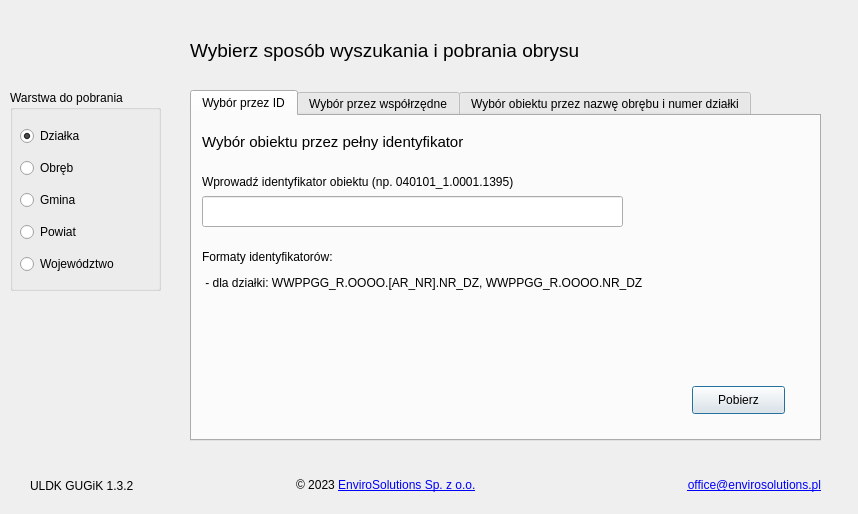
envirosolutionspl/uldk_gugik, file uldk_gugik_dialog_base.ui: the form before one commit.
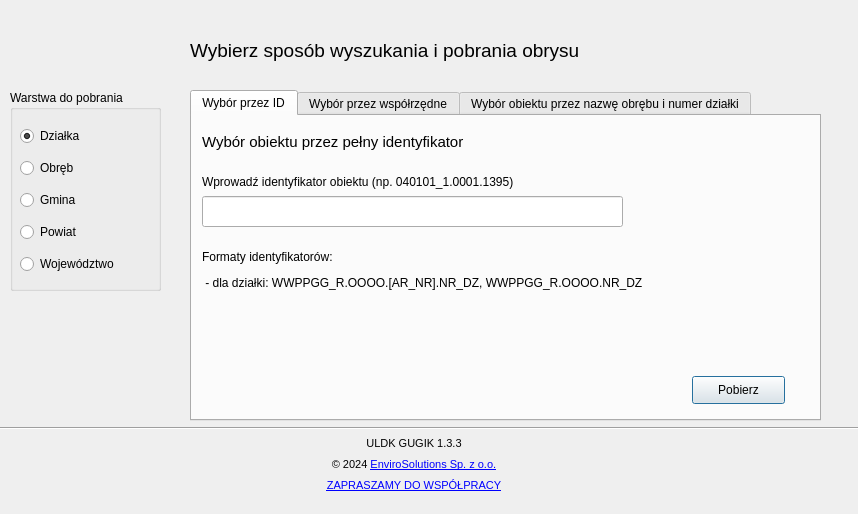
The form after the commit. The open tabs and pages were chosen to show the change. Icons and pictures are not drawn. Custom widgets are drawn as their Qt base class.

Diff of the .ui file:
```diff
--- a/uldk_gugik_dialog_base.ui
+++ b/uldk_gugik_dialog_base.ui
@@ -29,7 +29,7 @@
      <x>190</x>
      <y>90</y>
      <width>631</width>
-     <height>351</height>
+     <height>331</height>
     </rect>
    </property>
    <property name="currentIndex">
@@ -109,7 +109,7 @@
      <property name="geometry">
       <rect>
        <x>500</x>
-       <y>270</y>
+       <y>260</y>
        <width>93</width>
        <height>28</height>
       </rect>
@@ -696,7 +696,7 @@
      <rect>
       <x>10</x>
       <y>30</y>
-      <width>110</width>
+      <width>112</width>
       <height>161</height>
      </rect>
     </property>
@@ -763,14 +763,70 @@
     <string>Wybierz sposób wyszukania i pobrania obrysu</string>
    </property>
   </widget>
+  <widget class="QFrame" name="frame_9">
+   <property name="geometry">
+    <rect>
+     <x>-10</x>
+     <y>430</y>
+     <width>871</width>
+     <height>71</height>
+    </rect>
+   </property>
+   <property name="maximumSize">
+    <size>
+     <width>16777215</width>
+     <height>100</height>
+    </size>
+   </property>
+   <property name="frameShape">
+    <enum>QFrame::NoFrame</enum>
+   </property>
+   <property name="frameShadow">
+    <enum>QFrame::Raised</enum>
+   </property>
+   <layout class="QVBoxLayout" name="verticalLayout_6">
+    <property name="leftMargin">
+     <number>6</number>
+    </property>
+    <property name="topMargin">
+     <number>0</number>
+    </property>
+    <property name="rightMargin">
+     <number>6</number>
+    </property>
+    <property name="bottomMargin">
+     <number>0</number>
+    </property>
+    <item>
+     <layout class="QHBoxLayout" name="horizontalLayout_6">
+      <property name="spacing">
+       <number>0</number>
+      </property>
+      <property name="leftMargin">
+       <number>12</number>
+      </property>
+      <property name="topMargin">
+       <number>0</number>
+      </property>
+      <property name="rightMargin">
+       <number>35</number>
+      </property>
+      <property name="bottomMargin">
+       <number>0</number>
+      </property>
+      <item>
   <widget class="QLabel" name="img_main">
-   <property name="geometry">
-    <rect>
-     <x>20</x>
-     <y>310</y>
-     <width>121</width>
-     <height>111</height>
-    </rect>
+        <property name="sizePolicy">
+         <sizepolicy hsizetype="Maximum" vsizetype="Minimum">
+          <horstretch>0</horstretch>
+          <verstretch>0</verstretch>
+         </sizepolicy>
+        </property>
+        <property name="maximumSize">
+         <size>
+          <width>70</width>
+          <height>70</height>
+         </size>
    </property>
    <property name="text">
     <string/>
@@ -781,32 +837,41 @@
    <property name="scaledContents">
     <bool>true</bool>
    </property>
-  </widget>
-  <widget class="QWidget" name="horizontalLayoutWidget">
-   <property name="geometry">
-    <rect>
-     <x>30</x>
-     <y>470</y>
-     <width>791</width>
-     <height>31</height>
-    </rect>
-   </property>
-   <layout class="QHBoxLayout" name="horizontalLayout">
-    <item>
-     <widget class="QLabel" name="lbl_pluginVersion">
-      <property name="text">
-       <string>ULDK GUGiK 1.3.2</string>
+        <property name="margin">
+         <number>9</number>
       </property>
      </widget>
     </item>
     <item>
+       <layout class="QGridLayout" name="gridLayout_4">
+        <property name="horizontalSpacing">
+         <number>7</number>
+        </property>
+        <property name="verticalSpacing">
+         <number>0</number>
+        </property>
+        <item row="1" column="0">
      <widget class="QLabel" name="lbl_copyrights">
+          <property name="maximumSize">
+           <size>
+            <width>16777215</width>
+            <height>15</height>
+           </size>
+          </property>
+          <property name="font">
+           <font>
+            <pointsize>8</pointsize>
+           </font>
+          </property>
       <property name="text">
-       <string>© 2023 &lt;a href=&quot;http://www.envirosolutions.pl/&quot;&gt;EnviroSolutions Sp. z o.o.&lt;/a&gt;</string>
+           <string>&lt;html&gt;&lt;head/&gt;&lt;body&gt;&lt;p&gt;© 2024 &lt;a href=&quot;http://www.envirosolutions.pl/&quot;&gt;&lt;span style=&quot; text-decoration: underline; color:#0000ff;&quot;&gt;EnviroSolutions Sp. z o.o.&lt;/span&gt;&lt;/a&gt;&lt;/p&gt;&lt;/body&gt;&lt;/html&gt;</string>
       </property>
       <property name="textFormat">
        <enum>Qt::RichText</enum>
       </property>
+          <property name="alignment">
+           <set>Qt::AlignCenter</set>
+          </property>
       <property name="openExternalLinks">
        <bool>true</bool>
       </property>
@@ -815,16 +880,48 @@
       </property>
      </widget>
     </item>
-    <item>
+        <item row="0" column="0">
+         <widget class="QLabel" name="lbl_pluginVersion">
+          <property name="maximumSize">
+           <size>
+            <width>16777215</width>
+            <height>15</height>
+           </size>
+          </property>
+          <property name="font">
+           <font>
+            <pointsize>8</pointsize>
+           </font>
+          </property>
+          <property name="text">
+           <string>ULDK GUGIK 1.3.3</string>
+          </property>
+          <property name="alignment">
+           <set>Qt::AlignCenter</set>
+          </property>
+         </widget>
+        </item>
+        <item row="2" column="0">
      <widget class="QLabel" name="lbl_email">
+          <property name="maximumSize">
+           <size>
+            <width>16777215</width>
+            <height>15</height>
+           </size>
+          </property>
+          <property name="font">
+           <font>
+            <pointsize>8</pointsize>
+           </font>
+          </property>
       <property name="text">
-       <string>&lt;a href=&quot;mailto:office@envirosolutions.pl&quot;&gt;office@envirosolutions.pl&lt;/a&gt;</string>
+           <string>&lt;html&gt;&lt;head/&gt;&lt;body&gt;&lt;p&gt;&lt;a href=&quot;mailto:office@envirosolutions.pl&quot;&gt;&lt;span style=&quot; text-decoration: underline; color:#0000ff;&quot;&gt;ZAPRASZAMY DO WSPÓŁPRACY&lt;/span&gt;&lt;/a&gt;&lt;/p&gt;&lt;/body&gt;&lt;/html&gt;</string>
       </property>
       <property name="textFormat">
        <enum>Qt::RichText</enum>
       </property>
       <property name="alignment">
-       <set>Qt::AlignRight|Qt::AlignTrailing|Qt::AlignVCenter</set>
+           <set>Qt::AlignCenter</set>
       </property>
       <property name="openExternalLinks">
        <bool>true</bool>
@@ -835,6 +932,59 @@
      </widget>
     </item>
    </layout>
+      </item>
+      <item>
+       <widget class="QLabel" name="label_6">
+        <property name="sizePolicy">
+         <sizepolicy hsizetype="Maximum" vsizetype="Minimum">
+          <horstretch>0</horstretch>
+          <verstretch>0</verstretch>
+         </sizepolicy>
+        </property>
+        <property name="maximumSize">
+         <size>
+          <width>70</width>
+          <height>70</height>
+         </size>
+        </property>
+        <property name="font">
+         <font>
+          <pointsize>19</pointsize>
+         </font>
+        </property>
+        <property name="mouseTracking">
+         <bool>true</bool>
+        </property>
+        <property name="text">
+         <string/>
+        </property>
+        <property name="pixmap">
+         <pixmap>images/logo.png</pixmap>
+        </property>
+        <property name="scaledContents">
+         <bool>true</bool>
+        </property>
+        <property name="margin">
+         <number>0</number>
+        </property>
+       </widget>
+      </item>
+     </layout>
+    </item>
+   </layout>
+  </widget>
+  <widget class="Line" name="line_3">
+   <property name="geometry">
+    <rect>
+     <x>0</x>
+     <y>420</y>
+     <width>861</width>
+     <height>16</height>
+    </rect>
+   </property>
+   <property name="orientation">
+    <enum>Qt::Horizontal</enum>
+   </property>
   </widget>
  </widget>
  <customwidgets>
```
Left out of the diff: 6 changed lines with no effect on the pictures. Lines whose indentation alone changed are shown as unchanged.
